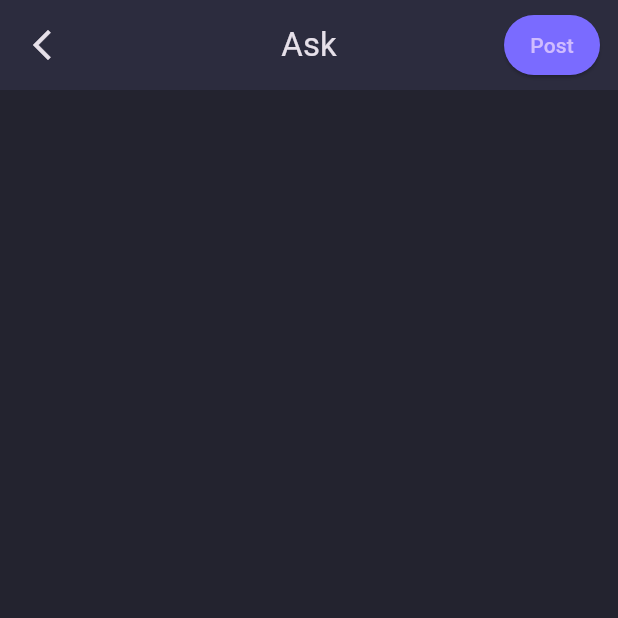
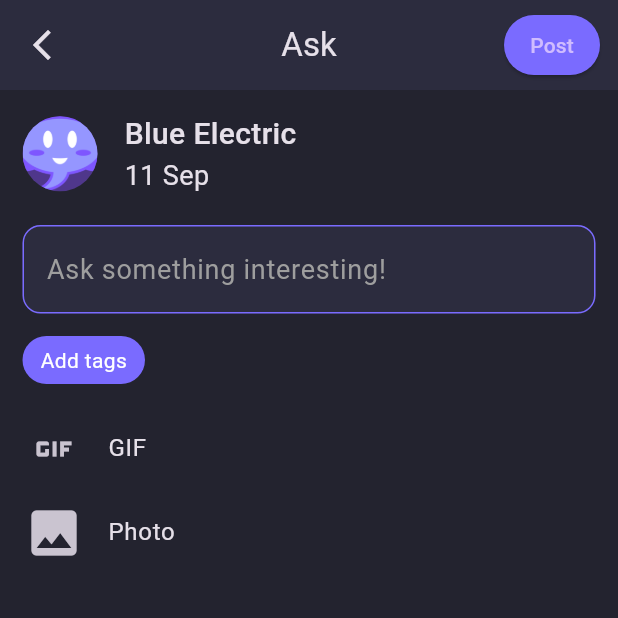
Before and after one commit to clunckyboy/Askalot, a Flutter app: the screen it shows after launch, on a phone screen of 412 x 824 dp, the top half of it. Run offline on Flutter 3.47's test engine with Material 3 defaults, Android fonts, the phone set to English and light mode, and no system bars.

Commit message:
Membuat Posting Screen

```diff
--- a/lib/screens/posting_screen.dart
+++ b/lib/screens/posting_screen.dart
@@ -34,8 +34,73 @@ class PostingScreen extends StatelessWidget {
         child: Column(
           children: [
 
+            // Halaman input
+            Padding(
+              padding: EdgeInsets.symmetric(vertical: 15, horizontal: 15),
+              child: Column(
+                children: [
+                  // Informasi
+                  Row(
+                    children: [
+                      CircleAvatar(
+                        radius: 25,
+                        backgroundImage: AssetImage('assets/images/askalot.png'),
+                        onBackgroundImageError: null,
+                      ),
+                      // Image.asset(
+                      //   'assets/images/askalot.png',
+                      //   width: 50,
+                      // ),
+                      Padding(
+                        padding: EdgeInsets.only(left: 18),
+                        child: Column(
+                          crossAxisAlignment: CrossAxisAlignment.start,
+                          children: [
+                            Text('Blue Electric', style: TextStyle(fontSize: 20, fontWeight: FontWeight.w500),),
+                            Text('11 Sep', style: TextStyle(fontSize: 18),)
+                          ],
+                        )
+                      )
+                    ],
+                  ),
+                  const SizedBox(height: 20),
+                  // TextField untuk input pertanyaan
+                  TextField(
+                    style: const TextStyle(color: Colors.white, fontSize: 18),
+                    maxLines: null, // Izinkan teks multi-baris
+                    decoration: InputDecoration(
+                      hintText: 'Ask something interesting!',
+                      hintStyle: TextStyle(color: Colors.grey, fontSize: 18),
+                      // Hilangkan garis bawah
+                      border: InputBorder.none,
+                    ),
+                  ),
+                  SizedBox(height: 15),
+                  Container(
+                    padding: const EdgeInsets.symmetric(horizontal: 12, vertical: 6),
+                    decoration: BoxDecoration(
+                      color: Color(0xFF7A6BFF),
+                      borderRadius: BorderRadius.circular(20),
+                    ),
+                    child: Text(
+                      'Add tags',
+                      style: TextStyle(color: Colors.white),
+                    ),
+                  ),
+                ],
+                crossAxisAlignment: CrossAxisAlignment.start,
+              ),
+            ),
+
+            ListTile(
+              leading: Icon(Icons.gif_outlined, size: 40,),
+              title: Text('GIF'),
+            ),
+            ListTile(
+              leading: Icon(Icons.photo, size: 40,),
+              title: Text('Photo'),
+            ),
           ],
-
         ),
       ),
     );
```
